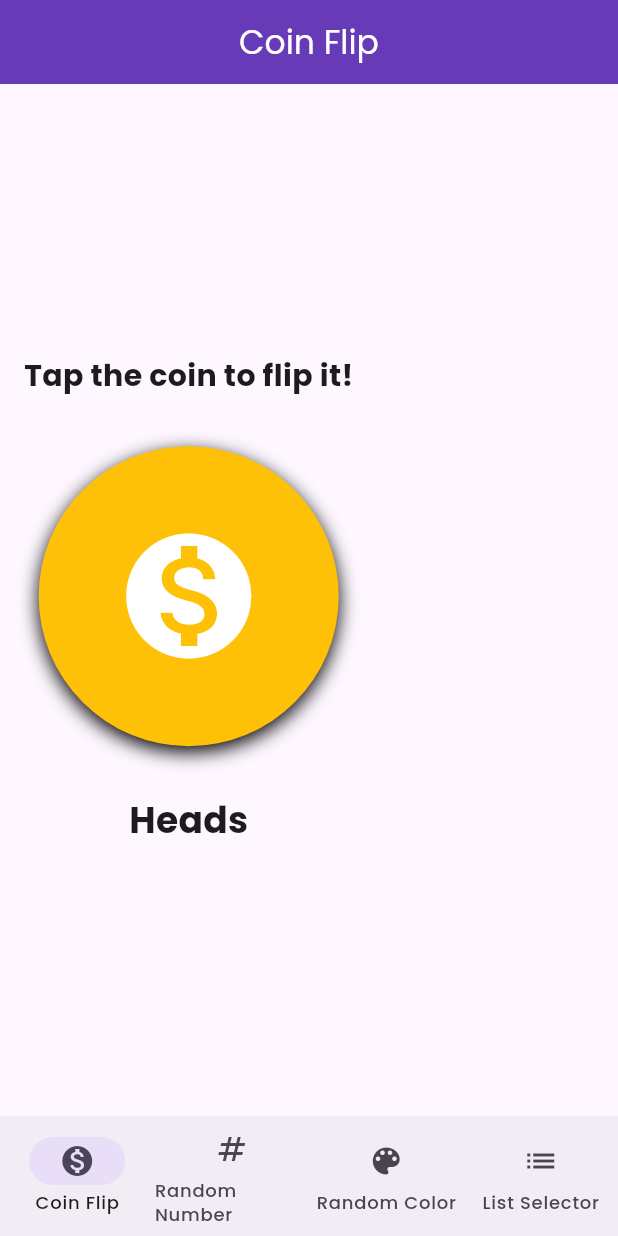
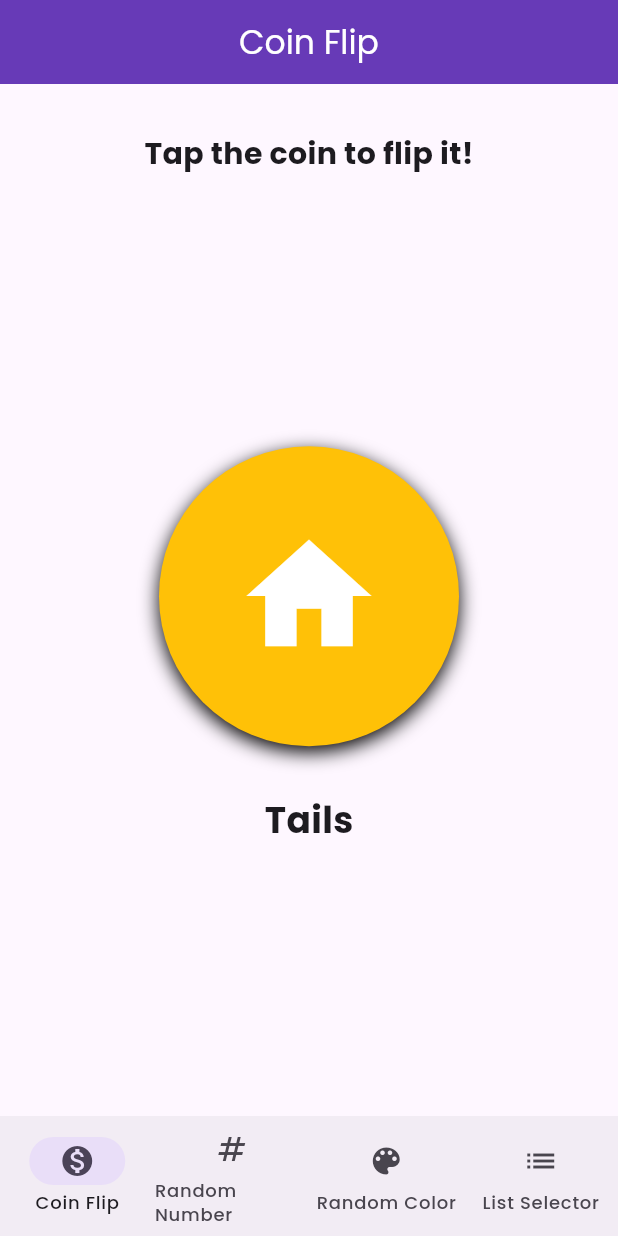
Before and after one commit to bluestemso/quikpik_app, a Flutter app: the screen it shows after launch, on a phone screen of 412 x 824 dp. Run offline on Flutter 3.47's test engine with Material 3 defaults, Android fonts, the light colour scheme and no system bars; our stand-ins replace flutter_animate, google_fonts.

Commit message:
Coin flip screen meets minimum requirements

```diff
--- a/lib/screens/coin_flip_screen.dart
+++ b/lib/screens/coin_flip_screen.dart
@@ -14,13 +14,15 @@ class _CoinFlipScreenState extends State<CoinFlipScreen> with SingleTickerProvid
   bool _isFlipping = false;
   bool _isHeads = true;
   final Random _random = Random();
+  static const int _numberOfFlips = 5; // Number of times the coin will flip
+  static const Duration _flipDuration = Duration(milliseconds: 2000); // Total duration of all flips
 
   @override
   void initState() {
     super.initState();
     _controller = AnimationController(
       vsync: this,
-      duration: const Duration(milliseconds: 2000),
+      duration: _flipDuration,
     );
   }
 
@@ -49,29 +51,35 @@ class _CoinFlipScreenState extends State<CoinFlipScreen> with SingleTickerProvid
   Widget build(BuildContext context) {
     return Scaffold(
       body: SafeArea(
-        child: Padding(
-          padding: const EdgeInsets.all(16.0),
         child: Column(
-            mainAxisAlignment: MainAxisAlignment.center,
           children: [
-              const Text(
+            const Padding(
+              padding: EdgeInsets.only(top: 32.0),
+              child: Text(
                 'Tap the coin to flip it!',
                 style: TextStyle(
                   fontSize: 20,
                   fontWeight: FontWeight.bold,
                 ),
               ),
-              const SizedBox(height: 32),
+            ),
+            Expanded(
+              child: Center(
+                child: Column(
+                  mainAxisAlignment: MainAxisAlignment.center,
+                  children: [
                     GestureDetector(
                       onTap: _flipCoin,
                       child: AnimatedBuilder(
                         animation: _controller,
                         builder: (context, child) {
+                          // Calculate the rotation angle for multiple flips
+                          final rotation = _controller.value * _numberOfFlips * pi;
                           return Transform(
                             alignment: Alignment.center,
                             transform: Matrix4.identity()
                               ..setEntry(3, 2, 0.001)
-                        ..rotateY(_controller.value * pi),
+                              ..rotateY(rotation),
                             child: Container(
                               width: 200,
                               height: 200,
@@ -86,8 +94,10 @@ class _CoinFlipScreenState extends State<CoinFlipScreen> with SingleTickerProvid
                                   ),
                                 ],
                               ),
-                        child: Icon(
-                          Icons.monetization_on,
+                              child: _isFlipping
+                                  ? null // Hide icon during flip
+                                  : Icon(
+                                      _isHeads ? Icons.home : Icons.person,
                                       size: 100,
                                       color: Colors.white,
                                     ),
@@ -99,7 +109,7 @@ class _CoinFlipScreenState extends State<CoinFlipScreen> with SingleTickerProvid
                     const SizedBox(height: 32),
                     if (!_isFlipping)
                       Text(
-                  _isHeads ? 'Heads' : 'Tails',
+                        _isHeads ? 'Tails' : 'Heads',
                         style: const TextStyle(
                           fontSize: 24,
                           fontWeight: FontWeight.bold,
@@ -109,6 +119,9 @@ class _CoinFlipScreenState extends State<CoinFlipScreen> with SingleTickerProvid
                 ),
               ),
             ),
+          ],
+        ),
+      ),
     );
   }
 }
```
Lines whose indentation alone changed are shown as unchanged.
